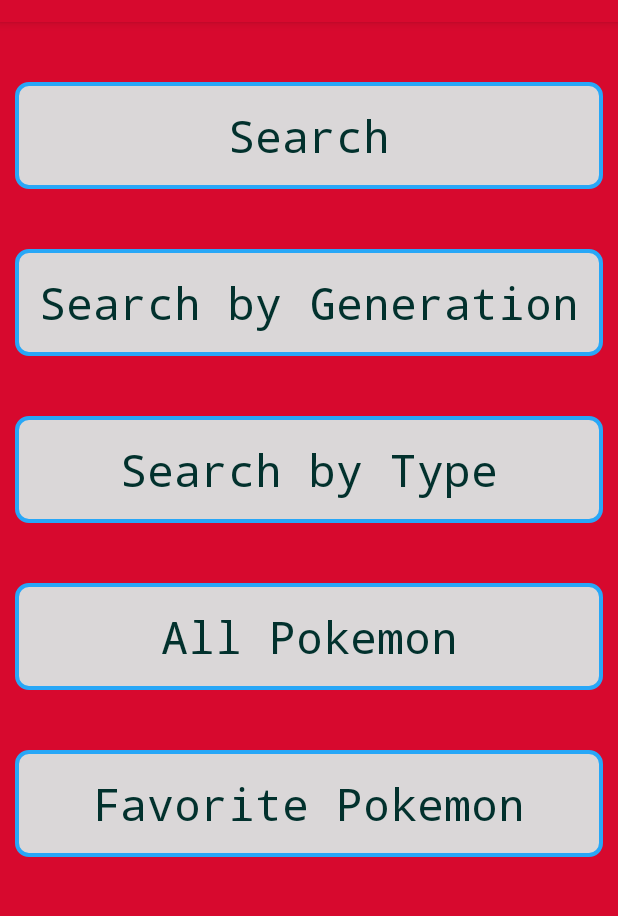
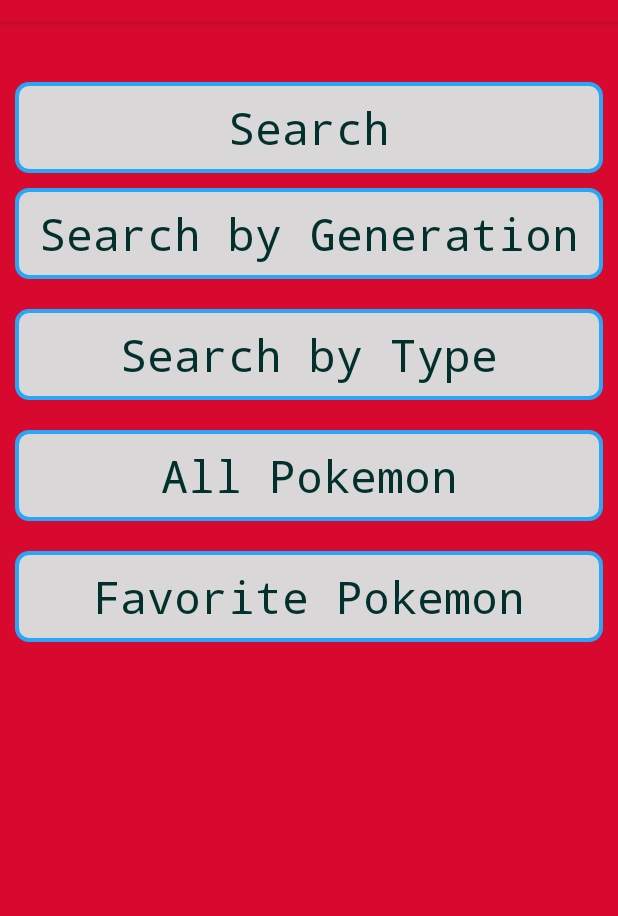
Before and after one commit to osu-cs492-w20/final-project-tamagucci, an Android app: the screen it shows after launch (MainActivity), on a phone screen of 412 x 824 dp, the part 62-978 px from its top. Run offline under Robolectric (Android 15) with nearby library versions, the phone set to English and light mode, and no system bars.

Commit message:
made some stuff

```diff
--- a/app/src/main/java/com/example/theultimatedex/GenActivity.java
+++ b/app/src/main/java/com/example/theultimatedex/GenActivity.java
@@ -37,7 +37,8 @@ public class GenActivity extends AppCompatActivity {
         Log.d(TAG,"Prushka: GenActivity onCreate");
 
 
-        // MUSIC COMMENT BLOCK START HERE /*
+        // MUSIC COMMENT BLOCK START HERE
+        /*
 
         // Bind Music Service Here
         doBindService();
@@ -131,7 +132,8 @@ public class GenActivity extends AppCompatActivity {
 
     }
 
-    // MUSIC COMMENT BLOCK START HERE /*
+    // MUSIC COMMENT BLOCK START HERE
+    /*
 
     private boolean mIsBound = false;
     private MusicService mServ;
--- a/app/src/main/java/com/example/theultimatedex/MainActivity.java
+++ b/app/src/main/java/com/example/theultimatedex/MainActivity.java
@@ -14,7 +14,7 @@ import android.view.View;
 import android.widget.TextView;
 
 public class MainActivity extends AppCompatActivity {
-
+    private static final String POKE_RV = "POKE_RV";
 
     HomeWatcher mHomeWatcher;
 
@@ -31,7 +31,8 @@ public class MainActivity extends AppCompatActivity {
         setContentView(R.layout.activity_main);
 
 
-        // MUSIC COMMENT BLOCK START HERE /*
+        // MUSIC COMMENT BLOCK START HERE
+        /*
 
         // Bind Music Service Here
         doBindService();
@@ -88,7 +89,6 @@ public class MainActivity extends AppCompatActivity {
             }
         });
 
-
         mFavePokemon.setOnClickListener(new View.OnClickListener() {
             @Override
             public void onClick(View v) {
@@ -122,12 +122,14 @@ public class MainActivity extends AppCompatActivity {
 
     public void openFavoritePokemon() {
         Log.d("UltimateDex/MainActivit", "Opening Fave Pokemon Activity");
-        Intent intent = new Intent(this, SavedPokemonActivity.class);
+        Intent intent = new Intent(this, PokeActivity.class);
+        intent.putExtra(POKE_RV,"FAV_AC");
         startActivity(intent);
     }
 
 
-    // MUSIC COMMENT BLOCK START HERE /*
+    // MUSIC COMMENT BLOCK START HERE
+    /*
 
     private boolean mIsBound = false;
     private MusicService mServ;
--- a/app/src/main/java/com/example/theultimatedex/SearchActivity.java
+++ b/app/src/main/java/com/example/theultimatedex/SearchActivity.java
@@ -52,7 +52,8 @@ public class SearchActivity extends AppCompatActivity implements PokemonAdapter.
         setContentView(R.layout.activity_search);
 
 
-        // MUSIC COMMENT BLOCK START HERE /*
+        // MUSIC COMMENT BLOCK START HERE
+        /*
 
         doBindService();
         Intent music = new Intent();
@@ -179,7 +180,8 @@ public class SearchActivity extends AppCompatActivity implements PokemonAdapter.
 
     }
 
-    // MUSIC COMMENT BLOCK START HERE /*
+    // MUSIC COMMENT BLOCK START HERE
+    /*
 
     private boolean mIsBound = false;
     private MusicService mServ;
--- a/app/src/main/java/com/example/theultimatedex/TypeActivity.java
+++ b/app/src/main/java/com/example/theultimatedex/TypeActivity.java
@@ -45,7 +45,8 @@ public class TypeActivity extends AppCompatActivity {
         Log.d(TAG,"Prushka: onCreate");
 
 
-        // MUSIC COMMENT BLOCK START HERE /*
+        // MUSIC COMMENT BLOCK START HERE
+        /*
 
         // Bind Music Service Here
         doBindService();
@@ -215,7 +216,8 @@ public class TypeActivity extends AppCompatActivity {
         startActivity(intent);
 
     }
-    // MUSIC COMMENT BLOCK START HERE /*
+    // MUSIC COMMENT BLOCK START HERE
+    /*
 
     private boolean mIsBound = false;
     private MusicService mServ;
--- a/app/src/main/java/com/example/theultimatedex/data/SavedPokemonDao.java
+++ b/app/src/main/java/com/example/theultimatedex/data/SavedPokemonDao.java
@@ -18,6 +18,9 @@ public interface SavedPokemonDao {
     @Delete
     void delete(PokemonRepo repo);
 
+    @Query("SELECT count(*) FROM repos")
+    int getRepoCount();
+
     @Query("SELECT * FROM repos")
     LiveData<List<PokemonRepo>> getAllRepos();
 
--- a/app/src/main/java/com/example/theultimatedex/data/SavedPokemonRepository.java
+++ b/app/src/main/java/com/example/theultimatedex/data/SavedPokemonRepository.java
@@ -23,6 +23,10 @@ public class SavedPokemonRepository {
 
     public void deleteSavedRepo(PokemonRepo repo) {
         new DeleteAsyncTask(mDAO).execute(repo);
+    }
+
+    public int getRepoCount() {
+        return mDAO.getRepoCount();
     }
 
     public LiveData<List<PokemonRepo>> getAllRepos() {
--- a/app/src/main/res/layout/activity_main.xml
+++ b/app/src/main/res/layout/activity_main.xml
@@ -22,7 +22,7 @@
         android:layout_marginTop="40dp"
         android:layout_marginLeft="10dp"
         android:layout_marginRight="10dp"
-        android:padding="15dp" />
+        android:padding="10dp" />
 
     <TextView
         android:id="@+id/tv_gen_select"
@@ -34,10 +34,8 @@
         android:background="@drawable/share_rounded_corner_with_border"
         android:textColor="@color/colorPrimaryDark"
         android:gravity="center"
-        android:layout_marginTop="40dp"
-        android:layout_marginLeft="10dp"
-        android:layout_marginRight="10dp"
-        android:padding="15dp"
+        android:layout_margin="10dp"
+        android:padding="10dp"
     />
 
     <TextView
@@ -50,10 +48,8 @@
         android:background="@drawable/share_rounded_corner_with_border"
         android:textColor="@color/colorPrimaryDark"
         android:gravity="center"
-        android:layout_marginTop="40dp"
-        android:layout_marginLeft="10dp"
-        android:layout_marginRight="10dp"
-        android:padding="15dp"
+        android:layout_margin="10dp"
+        android:padding="10dp"
     />
 
     <TextView
@@ -66,10 +62,8 @@
         android:background="@drawable/share_rounded_corner_with_border"
         android:textColor="@color/colorPrimaryDark"
         android:gravity="center"
-        android:layout_marginTop="40dp"
-        android:layout_marginLeft="10dp"
-        android:layout_marginRight="10dp"
-        android:padding="15dp"
+        android:layout_margin="10dp"
+        android:padding="10dp"
     />
 
     <TextView
@@ -82,10 +76,8 @@
         android:background="@drawable/share_rounded_corner_with_border"
         android:textColor="@color/colorPrimaryDark"
         android:gravity="center"
-        android:layout_marginTop="40dp"
-        android:layout_marginLeft="10dp"
-        android:layout_marginRight="10dp"
-        android:padding="15dp"
+        android:layout_margin="10dp"
+        android:padding="10dp"
     />
 
 
```
Also changed, not shown: app/src/main/AndroidManifest.xml (+10 -0 lines), app/src/main/java/com/example/theultimatedex/PokeActivity.java (+46 -8 lines), app/src/main/java/com/example/theultimatedex/PokemonAdapter.java (+4 -4 lines).
